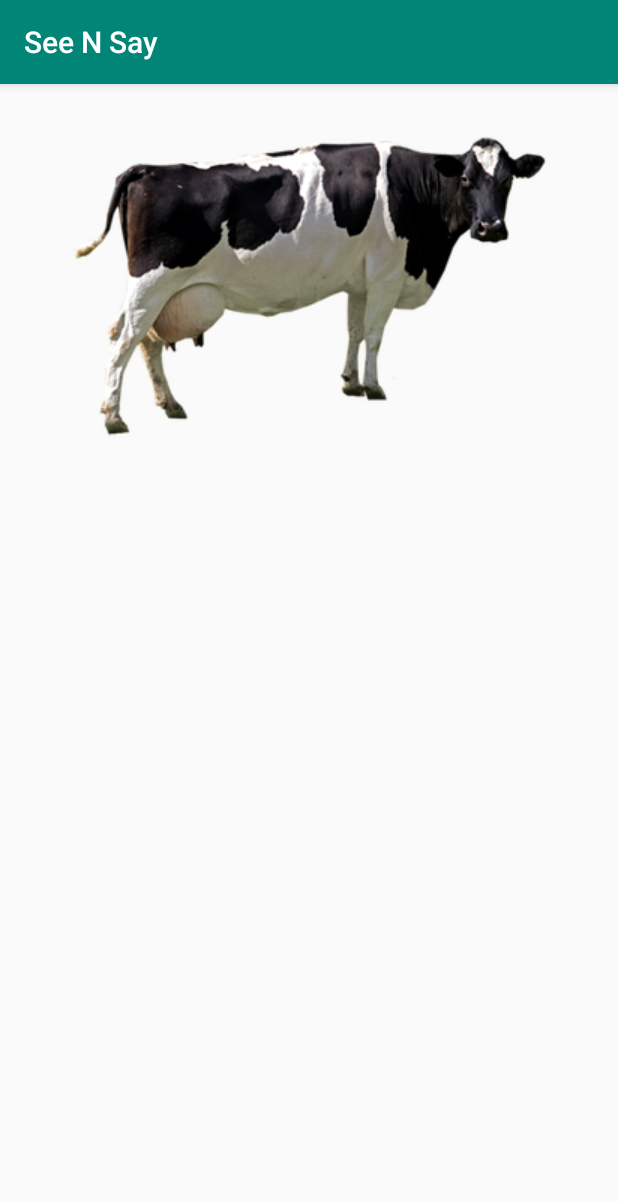
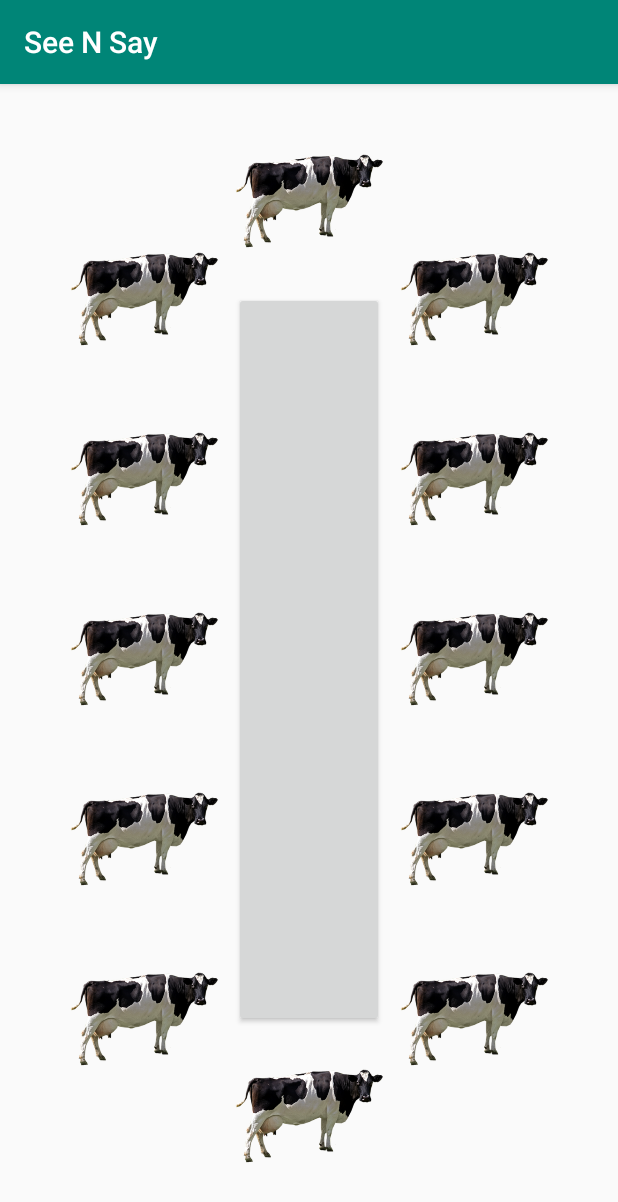
Before and after one commit to camrynbickerstaff/AndroidStudioProjects, an Android app: the screen it shows after launch (MainActivity), on a phone screen of 412 x 824 dp. Shown: the top 1202 px of the screen. Run offline under Robolectric (Android 15) with nearby library versions, the phone set to English and light mode, and no system bars.

Commit message:
Finished Layout
Finished layout and started messing with transparent panes.

```diff
--- a/SeeNSay/app/src/main/java/com/example/seensay/MainActivity.java
+++ b/SeeNSay/app/src/main/java/com/example/seensay/MainActivity.java
@@ -1,13 +1,58 @@
 package com.example.seensay;
 
+import androidx.annotation.RequiresApi;
 import androidx.appcompat.app.AppCompatActivity;
+
+import android.os.Build;
 import android.os.Bundle;
+import android.view.View;
+import android.widget.Button;
+import android.widget.ImageView;
 
 public class MainActivity extends AppCompatActivity {
+
+    ImageView cow4;
+    ImageView cow2;
+    ImageView cow5;
+    ImageView cow6;
+    ImageView cow7;
+    ImageView cow8;
+    ImageView cow9;
+    ImageView cow10;
+    ImageView cow11;
+    ImageView cow12;
+    ImageView cow13;
+    ImageView cow14;
+    ImageView cow2pane;
+    Button button1;
 
     @Override
     protected void onCreate(Bundle savedInstanceState) {
         super.onCreate(savedInstanceState);
         setContentView(R.layout.activity_main);
+
+        cow2 = findViewById(R.id.cow2);
+        cow4 = findViewById(R.id.cow4);
+        cow5 = findViewById(R.id.cow5);
+        cow6 = findViewById(R.id.cow6);
+        cow7 = findViewById(R.id.cow7);
+        cow8 = findViewById(R.id.cow8);
+        cow9 = findViewById(R.id.cow9);
+        cow10 = findViewById(R.id.cow10);
+        cow11 = findViewById(R.id.cow11);
+        cow12 = findViewById(R.id.cow12);
+        cow13 = findViewById(R.id.cow13);
+        cow14 = findViewById(R.id.cow14);
+        button1 = findViewById(R.id.button1);
+        cow2pane = findViewById(R.id.cow2pane);
+
+        button1.setOnClickListener(new View.OnClickListener() {
+            @RequiresApi(api = Build.VERSION_CODES.M)
+            @Override
+            public void onClick(View v) {
+                cow2pane.setBackgroundColor(-65281);
+                cow2pane.getBackground().setAlpha(50);
+            }
+        });
     }
 }
--- a/SeeNSay/app/src/main/res/layout/activity_main.xml
+++ b/SeeNSay/app/src/main/res/layout/activity_main.xml
@@ -2,24 +2,123 @@
 <RelativeLayout
     xmlns:android="http://schemas.android.com/apk/res/android"
     xmlns:tools="http://schemas.android.com/tools"
-    xmlns:app="http://schemas.android.com/apk/res-auto"
     android:layout_width="match_parent"
     android:layout_height="match_parent"
     tools:context=".MainActivity">
 
 
     <ImageView
-        android:layout_width="wrap_content"
+        android:id="@+id/cow2"
+        android:layout_width="120dp"
         android:layout_centerHorizontal="true"
-        android:layout_height="wrap_content"
+        android:layout_above="@+id/button1"
+        android:layout_height="120dp"
         android:padding="10dp"
         android:src="@mipmap/cow" />
+    <ImageView
+        android:id="@+id/cow2pane"
+        android:layout_width="120dp"
+        android:layout_centerHorizontal="true"
+        android:layout_above="@+id/button1"
+        android:layout_height="120dp"
+        android:padding="10dp" />
+
 
     <ImageView
-        android:layout_width="wrap_content"
-        android:layout_height="61dp"
+        android:id="@+id/cow4"
+        android:layout_toLeftOf="@id/button1"
+        android:layout_above="@+id/cow5"
+        android:layout_width="120dp"
+        android:layout_height="120dp"
         android:padding="10dp"
-        android:text="Hi" />
+        android:src="@mipmap/cow" />
+    <ImageView
+        android:id="@+id/cow5"
+        android:layout_above="@+id/cow6"
+        android:layout_toLeftOf="@id/button1"
+        android:layout_width="120dp"
+        android:layout_height="120dp"
+        android:padding="10dp"
+        android:src="@mipmap/cow" />
+    <ImageView
+        android:id="@+id/cow6"
+        android:layout_centerVertical="true"
+        android:layout_toLeftOf="@id/button1"
+        android:layout_width="120dp"
+        android:layout_height="120dp"
+        android:padding="10dp"
+        android:src="@mipmap/cow" />
+    <ImageView
+        android:id="@+id/cow7"
+        android:layout_below="@+id/cow6"
+        android:layout_toLeftOf="@id/button1"
+        android:layout_width="120dp"
+        android:layout_height="120dp"
+        android:padding="10dp"
+        android:src="@mipmap/cow" />
+    <ImageView
+        android:id="@+id/cow8"
+        android:layout_below="@+id/cow7"
+        android:layout_toLeftOf="@id/button1"
+        android:layout_width="120dp"
+        android:layout_height="120dp"
+        android:padding="10dp"
+        android:src="@mipmap/cow" />
+    <ImageView
+        android:id="@+id/cow9"
+        android:layout_centerHorizontal="true"
+        android:layout_below="@+id/button1"
+        android:layout_width="120dp"
+        android:layout_height="120dp"
+        android:padding="10dp"
+        android:src="@mipmap/cow" />
+    <ImageView
+        android:id="@+id/cow10"
+        android:layout_toRightOf="@+id/button1"
+        android:layout_below="@+id/cow11"
+        android:layout_width="120dp"
+        android:layout_height="120dp"
+        android:padding="10dp"
+        android:src="@mipmap/cow" />
+    <ImageView
+        android:id="@+id/cow11"
+        android:layout_below="@+id/cow12"
+        android:layout_toRightOf="@+id/button1"
+        android:layout_width="120dp"
+        android:layout_height="120dp"
+        android:padding="10dp"
+        android:src="@mipmap/cow" />
+    <ImageView
+        android:id="@+id/cow12"
+        android:layout_centerVertical="true"
+        android:layout_toRightOf="@+id/button1"
+        android:layout_width="120dp"
+        android:layout_height="120dp"
+        android:padding="10dp"
+        android:src="@mipmap/cow" />
+    <ImageView
+        android:id="@+id/cow13"
+        android:layout_above="@+id/cow12"
+        android:layout_toRightOf="@+id/button1"
+        android:layout_width="120dp"
+        android:layout_height="120dp"
+        android:padding="10dp"
+        android:src="@mipmap/cow" />
+    <ImageView
+        android:id="@+id/cow14"
+        android:layout_above="@+id/cow13"
+        android:layout_toRightOf="@+id/button1"
+        android:layout_width="120dp"
+        android:layout_height="120dp"
+        android:padding="10dp"
+        android:src="@mipmap/cow" />
+    <Button
+        android:id="@+id/button1"
+        android:layout_width="100dp"
+        android:layout_height="490dp"
+        android:layout_centerHorizontal="true"
+        android:layout_centerVertical="true"/>
+
 
 
 </RelativeLayout>
```
